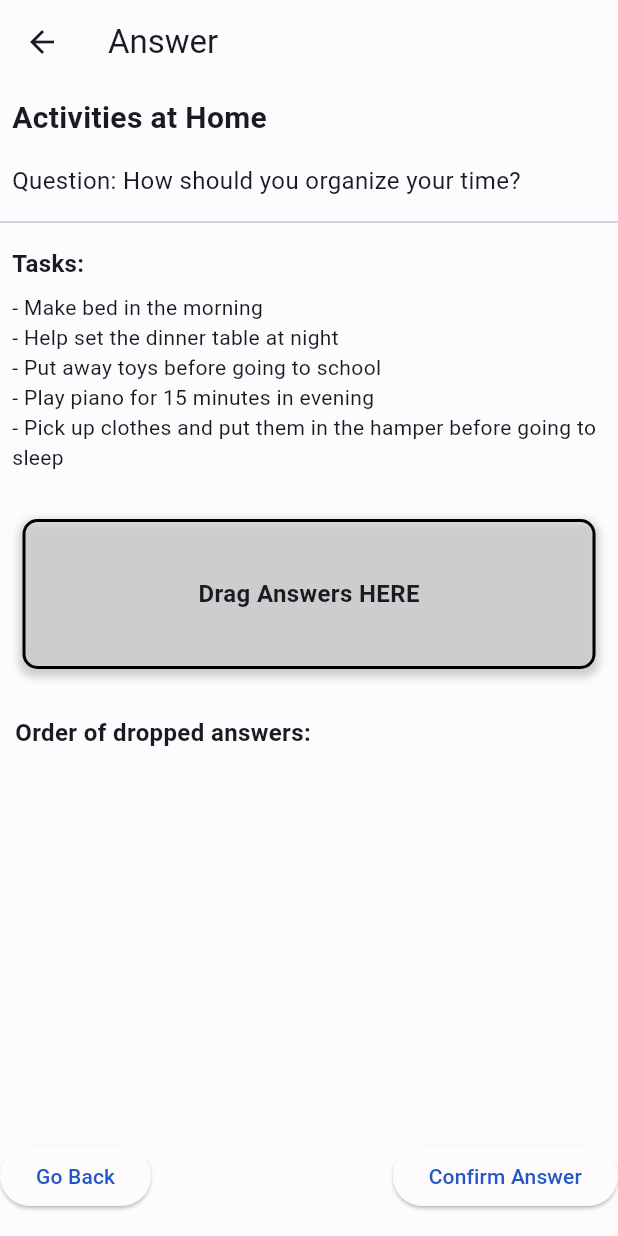
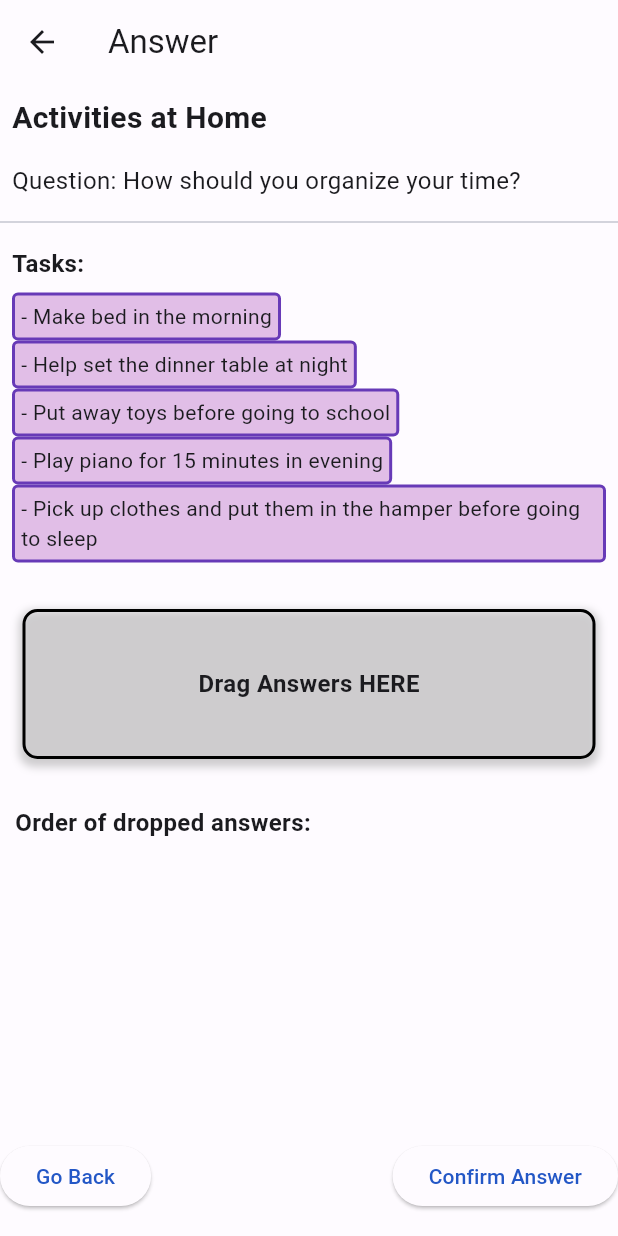
Before and after one commit to IT20636524/Brainboosters-Mobile, a Flutter app: the AnswerPage screen opened directly with sample values from the repository, on a phone screen of 412 x 824 dp. Run offline on Flutter 3.47's test engine with Material 3 defaults, Android fonts, the light colour scheme and no system bars; our stand-ins replace camera, cloud_firestore, firebase_analytics, firebase_auth, firebase_core, flutter_easyloading and 4 more; missing offline and left inert: learning_input_image, learning_pose_detection; accounts and stored records are empty.

Commit message:
Updated changes

```diff
--- a/lib/pages/time_management/answer_page.dart
+++ b/lib/pages/time_management/answer_page.dart
@@ -113,12 +113,31 @@ class _AnswerPageState extends State<AnswerPage> {
                     data: task,
                     child: Padding(
                       padding: const EdgeInsets.symmetric(horizontal: 8.0),
-                      child: Text('- $task'),
+                      child: Container(
+                        padding: EdgeInsets.all(4.0), // Less padding
+                        decoration: BoxDecoration(
+                          color: Colors.purple[100], // Light purple background color
+                          border: Border.all(
+                            color: Colors.deepPurple, // Solid border color
+                            width: 2.0,
+                          ),
+                          borderRadius: BorderRadius.circular(4.0), // Optional: rounded corners
+                        ),
+                        child: Text('- $task'),
+                      ),
                     ),
                     feedback: Material(
                       elevation: 8.0,
                       child: Container(
-                        padding: EdgeInsets.all(12.0),
+                        padding: EdgeInsets.all(4.0), // Less padding
+                        decoration: BoxDecoration(
+                          color: Colors.purple[100], // Light purple background color
+                          border: Border.all(
+                            color: Colors.deepPurple, // Solid border color
+                            width: 2.0,
+                          ),
+                          borderRadius: BorderRadius.circular(4.0), // Optional: rounded corners
+                        ),
                         child: Text(task),
                       ),
                     ),
--- a/lib/values/papers/task_management_activities.dart
+++ b/lib/values/papers/task_management_activities.dart
@@ -42,7 +42,7 @@ List<TaskManagementQuestion> sampleTasks = [
       'Put away toys before going to school',
       'Make bed in the morning'
     ],
-    difficultyLevel: 1,
+    difficultyLevel: 2,
   ),
   TaskManagementQuestion(
     id: 3,
@@ -64,7 +64,7 @@ List<TaskManagementQuestion> sampleTasks = [
       'Pack backpack for tomorrow',
       'Sharpen 3 pencils for the next class'
     ],
-    difficultyLevel: 2,
+    difficultyLevel: 1,
   ),
   TaskManagementQuestion(
     id: 4,
@@ -86,7 +86,7 @@ List<TaskManagementQuestion> sampleTasks = [
       'Rake leaves for 15 minutes',
       'Use the watering can to sprinkle water on the houseplants'
     ],
-    difficultyLevel: 3,
+    difficultyLevel: 1,
   ),
   // TaskManagementQuestion(
   //   id: 1,
```
Also changed, not shown: lib/main.dart (+12 -5 lines), lib/pages/time_management/levels_page.dart (+13 -3 lines).
